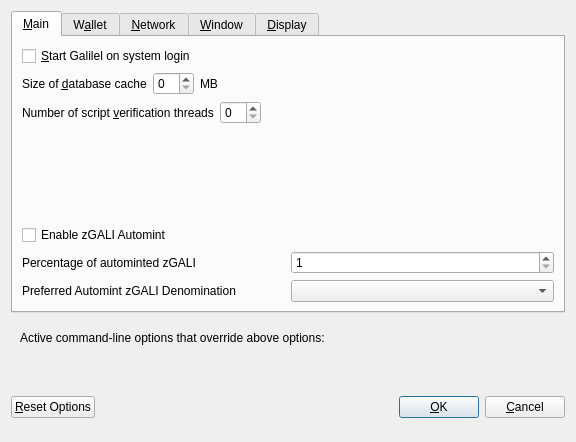
Old version of the form src/qt/forms/optionsdialog.ui in the repository CryptoNeverSleeps/galilel.
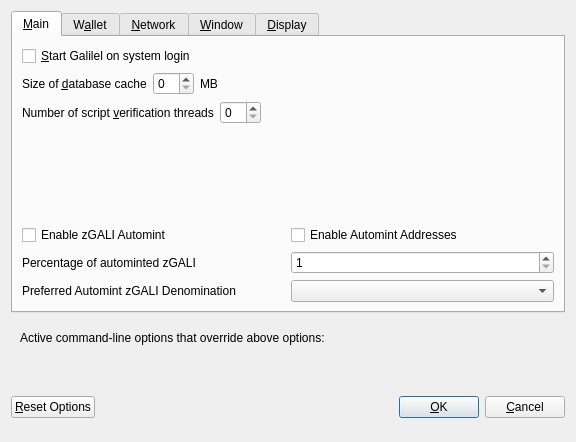
New version of the form. The open tabs and pages were chosen to show the change. Custom widgets are drawn as their Qt base class.

Commit message: Merged https://github.com/PIVX-Project/PIVX/pull/763 [Wallet] Add automint address

What changed in the file:
```diff
--- a/src/qt/forms/optionsdialog.ui
+++ b/src/qt/forms/optionsdialog.ui
@@ -131,6 +131,8 @@
         </spacer>
        </item>
        <item>
+        <layout class="QHBoxLayout" name="horiz-autominting-layout">
+         <item>
         <widget class="QCheckBox" name="checkBoxZeromintEnable">
          <property name="toolTip">
           <string>Enable automatic minting of GALI units to zGALI</string>
@@ -142,6 +144,21 @@
           <string>Enable zGALI Automint</string>
          </property>
         </widget>
+         </item>
+         <item>
+          <widget class="QCheckBox" name="checkBoxZeromintAddresses">
+           <property name="toolTip">
+            <string>Enable automatic zGALI minting from specific addresses</string>
+           </property>
+           <property name="layoutDirection">
+            <enum>Qt::LeftToRight</enum>
+           </property>
+           <property name="text">
+            <string>Enable Automint Addresses</string>
+           </property>
+          </widget>
+         </item>
+        </layout>
        </item>
        <item>
         <layout class="QHBoxLayout" name="horizontalLayout_3">
```
Lines whose indentation alone changed are shown as unchanged. The commit also changes 14 other files.
